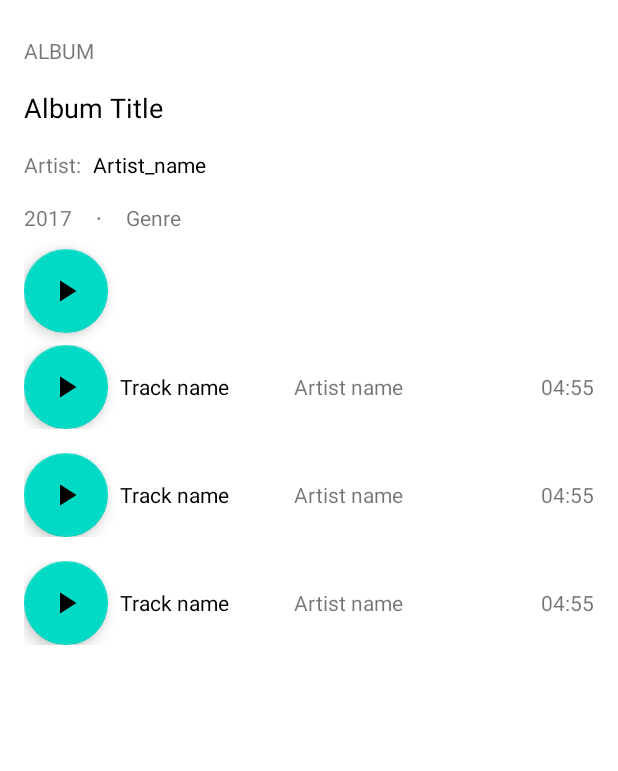
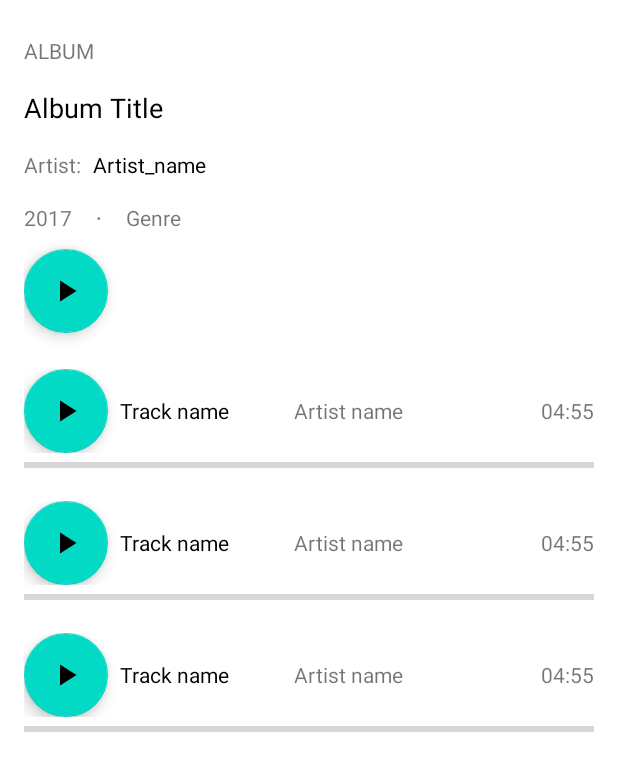
Before and after one commit to NikitaZar/Single-Album-App, an Android app: the layout activity_main.xml on its own in the app's theme, with its tools: preview values and no code run, on a phone screen of 412 x 824 dp. Shown: the top 771 px of the screen. Run offline under Robolectric (Android 15) with nearby library versions, the phone set to English and light mode, and no system bars.

Commit message:
Add activity layout

```diff
--- a/app/src/main/res/layout/activity_main.xml
+++ b/app/src/main/res/layout/activity_main.xml
@@ -73,7 +73,8 @@
         android:id="@+id/bt_play_album"
         android:layout_width="wrap_content"
         android:layout_height="wrap_content"
-        android:src="@drawable/ic_baseline_play_arrow_24" />
+        android:src="@drawable/ic_baseline_play_arrow_24"
+        android:layout_marginBottom="@dimen/space4x"/>
 
     <androidx.recyclerview.widget.RecyclerView
         android:id="@+id/list"
--- a/app/src/main/res/layout/card_media.xml
+++ b/app/src/main/res/layout/card_media.xml
@@ -2,8 +2,13 @@
 <LinearLayout xmlns:android="http://schemas.android.com/apk/res/android"
     android:layout_width="match_parent"
     android:layout_height="wrap_content"
-    android:orientation="horizontal"
+    android:orientation="vertical"
     android:paddingVertical="@dimen/space2x">
+
+    <LinearLayout
+        android:layout_width="match_parent"
+        android:layout_height="wrap_content"
+        android:orientation="horizontal">
 
         <com.google.android.material.floatingactionbutton.FloatingActionButton
             android:id="@+id/bt_play"
@@ -40,6 +45,12 @@
             android:layout_marginStart="0dp"
             android:gravity="end"
             android:text="04:55" />
+    </LinearLayout>
 
+    <ProgressBar
+        android:id="@+id/progress"
+        style="@style/Widget.AppCompat.ProgressBar.Horizontal"
+        android:layout_width="match_parent"
+        android:layout_height="wrap_content" />
 
 </LinearLayout>
```
Lines whose indentation alone changed are shown as unchanged.
